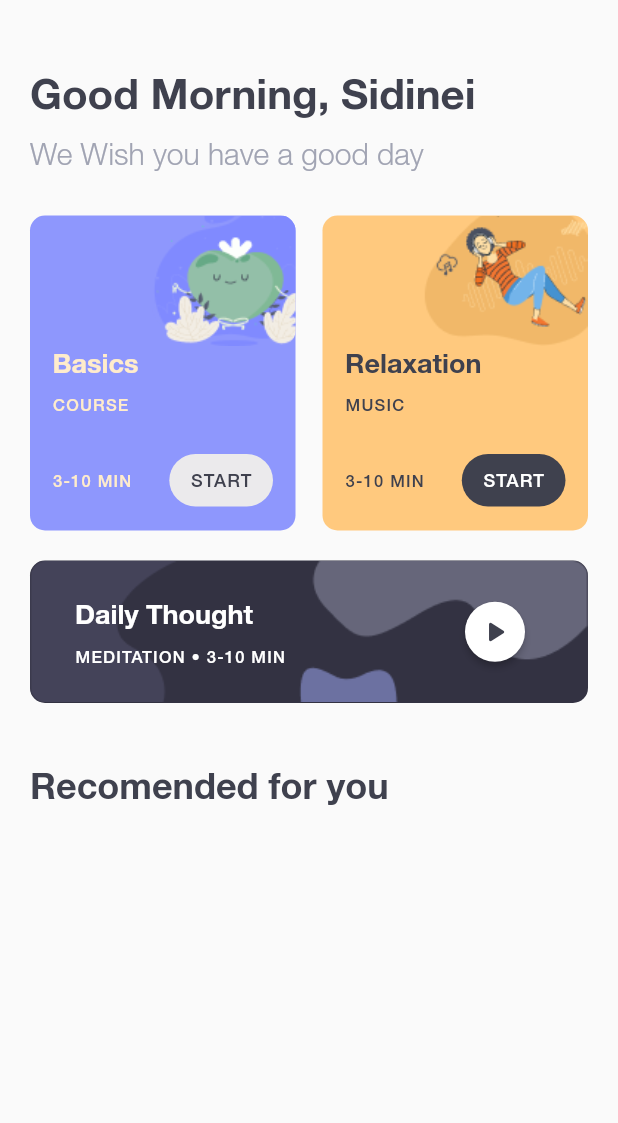
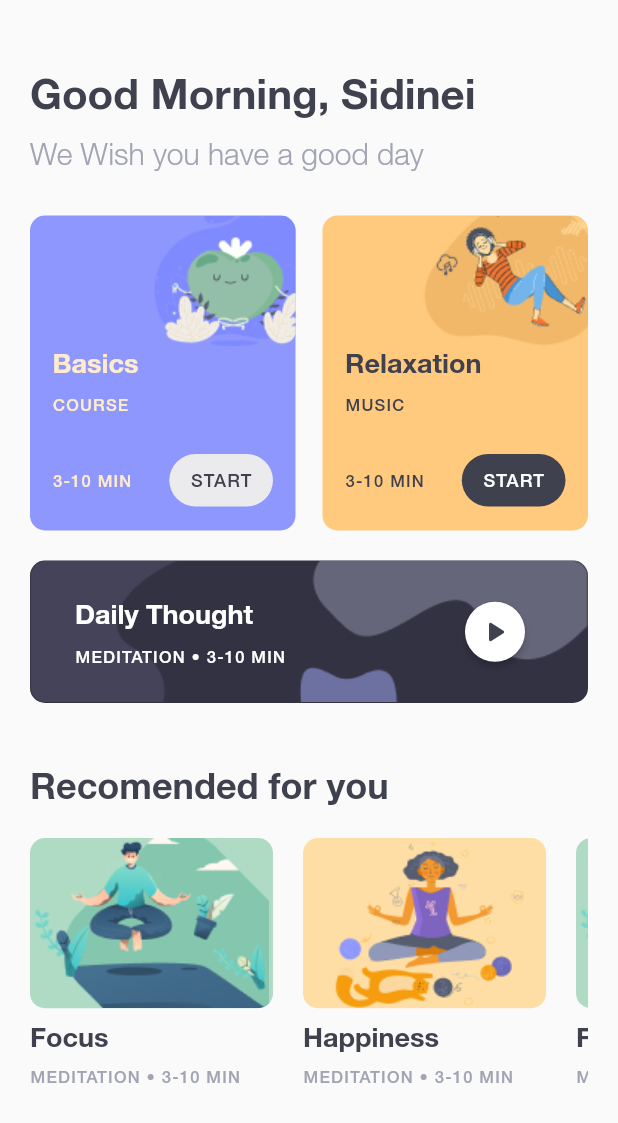
Before and after one commit to sidinei-silva/flutter_figma_community_projects_meditation_app_ui, a Flutter app: the screen it shows after launch, on a phone screen of 412 x 824 dp, the part 113-1236 px from its top. Run offline on Flutter 3.47's test engine with Material 2 defaults, Android fonts, the phone set to English and light mode, and no system bars; project files that could hold a hidden picture were left out.

Commit message:
Incluindo card recomended

```diff
--- a/lib/core/app_colors.dart
+++ b/lib/core/app_colors.dart
@@ -10,4 +10,6 @@ class AppColors {
   static final Color purple = Color(0xFF8E97FD);
   static final Color lightPeach = Color(0xFFFFECCC);
   static final Color darkOrange = Color(0xFFFFC97E);
+  static final Color lightOrange = Color(0xFFFEDEA5);
+  static final Color green = Color(0xFFAFDBC5);
 }
--- a/lib/core/app_images.dart
+++ b/lib/core/app_images.dart
@@ -4,4 +4,7 @@ class AppImages {
   static String get relaxationMusic => "assets/images/relaxation_music.png";
   static String get backgroundSpotligtht =>
       "assets/images/background_spotlight.png";
+  static String get focusMeditation => "assets/images/focus_meditation.png";
+  static String get happinessMeditation =>
+      "assets/images/happiness_meditation.png";
 }
--- a/lib/core/app_text_styles.dart
+++ b/lib/core/app_text_styles.dart
@@ -59,6 +59,14 @@ class AppTextStyles {
     letterSpacing: 0.8,
   );
 
+  static final TextStyle headingGray11 = TextStyle(
+    fontFamily: 'Helvetica Nue',
+    color: AppColors.ligthGray,
+    fontWeight: FontWeight.normal,
+    fontSize: 11,
+    letterSpacing: 0.8,
+  );
+
   static final TextStyle headingWhite11 = TextStyle(
     fontFamily: 'Helvetica Nue',
     color: AppColors.white,
--- a/lib/pages/home/home_page.dart
+++ b/lib/pages/home/home_page.dart
@@ -3,6 +3,7 @@ import 'package:meditation_app_ui_882888114457713282/core/app_colors.dart';
 import 'package:meditation_app_ui_882888114457713282/core/app_images.dart';
 import 'package:meditation_app_ui_882888114457713282/core/app_text_styles.dart';
 import 'package:meditation_app_ui_882888114457713282/pages/home/widgets/app_bar/app_bar_widget.dart';
+import 'package:meditation_app_ui_882888114457713282/pages/home/widgets/card_recomended/card_recomended_widget.dart';
 import 'package:meditation_app_ui_882888114457713282/pages/home/widgets/card_spotlight/card_spotlight_widget.dart';
 import 'package:meditation_app_ui_882888114457713282/pages/home/widgets/cover_spotlight/cover_spotlight_widget.dart';
 
@@ -57,6 +58,41 @@ class HomePage extends StatelessWidget {
                 "Recomended for you",
                 style: AppTextStyles.heading24,
               ),
+            ),
+            Container(
+              height: 165,
+              child: ListView(
+                scrollDirection: Axis.horizontal,
+                children: [
+                  Padding(
+                    padding: const EdgeInsets.only(right: 20),
+                    child: CardRecomendedWidget(
+                      title: "Focus",
+                      category: "Meditation",
+                      time: "3-10 Min",
+                      type: "Focus_Meditation",
+                    ),
+                  ),
+                  Padding(
+                    padding: const EdgeInsets.only(right: 20),
+                    child: CardRecomendedWidget(
+                      title: "Happiness",
+                      category: "Meditation",
+                      time: "3-10 Min",
+                      type: "Happiness_Meditation",
+                    ),
+                  ),
+                  Padding(
+                    padding: const EdgeInsets.only(right: 20),
+                    child: CardRecomendedWidget(
+                      title: "Focus",
+                      category: "Meditation",
+                      time: "3-10 Min",
+                      type: "Focus_Meditation",
+                    ),
+                  ),
+                ],
+              ),
             )
           ],
         ),
--- /dev/null
+++ b/lib/pages/home/widgets/card_recomended/card_recomended_widget.dart
@@ -0,0 +1,71 @@
+import 'package:flutter/material.dart';
+
+import 'package:meditation_app_ui_882888114457713282/core/app_colors.dart';
+import 'package:meditation_app_ui_882888114457713282/core/app_images.dart';
+import 'package:meditation_app_ui_882888114457713282/core/app_text_styles.dart';
+
+class CardRecomendedWidget extends StatelessWidget {
+  final String type;
+  final String title;
+  final String category;
+  final String time;
+
+  CardRecomendedWidget({
+    Key? key,
+    required this.type,
+    required this.title,
+    required this.category,
+    required this.time,
+  })  : assert([
+          "Focus_Meditation",
+          "Happiness_Meditation",
+        ].contains(type)),
+        super(key: key);
+
+  final config = {
+    "Focus_Meditation": {
+      "color": AppColors.green,
+      "image": AppImages.focusMeditation,
+    },
+    "Happiness_Meditation": {
+      "color": AppColors.lightOrange,
+      "image": AppImages.happinessMeditation,
+    },
+  };
+
+  get color => config[type]!['color']!;
+  get image => config[type]!['image']!;
+
+  @override
+  Widget build(BuildContext context) {
+    return Container(
+      width: 162,
+      child: Container(
+        child: Column(
+          crossAxisAlignment: CrossAxisAlignment.start,
+          mainAxisAlignment: MainAxisAlignment.spaceBetween,
+          children: [
+            Container(
+              height: 113.5,
+              decoration: BoxDecoration(
+                color: color,
+                borderRadius: BorderRadius.circular(10),
+                image: DecorationImage(
+                  image: AssetImage(image),
+                ),
+              ),
+            ),
+            Text(
+              title,
+              style: AppTextStyles.headingDark18,
+            ),
+            Text(
+              "$category • $time".toUpperCase(),
+              style: AppTextStyles.headingGray11,
+            )
+          ],
+        ),
+      ),
+    );
+  }
+}
```
Also changed, not shown: assets/images/focus_meditation.png (added), assets/images/happiness_meditation.png (added).
